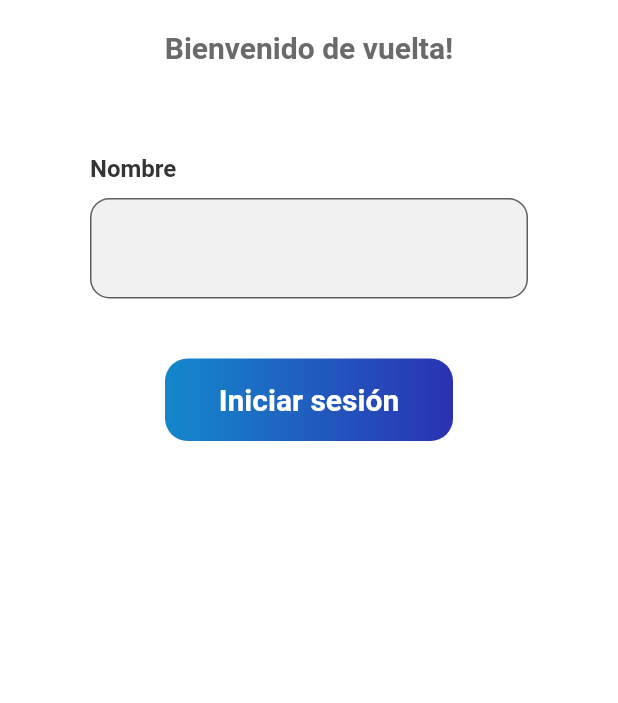
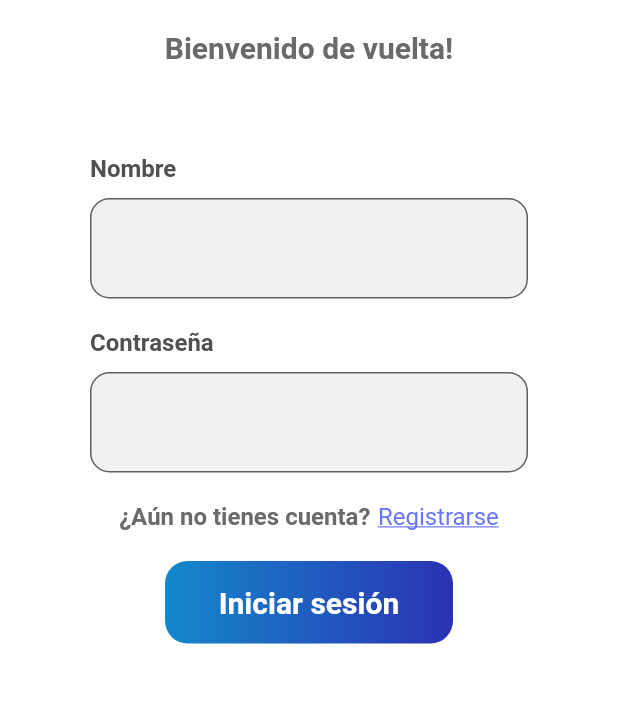
Before and after one commit to Ricarsur/ACADOCEN, a Flutter app: the screen it shows after launch, on a phone screen of 412 x 824 dp, the part 489-1192 px from its top. Run offline on Flutter 3.47's test engine with Material 2 defaults, Android fonts, the phone set to English and light mode, and no system bars; our stand-ins replace google_fonts.

Commit message:
Creation of widgets and registration page

```diff
--- a/lib/UI/pages/login.dart
+++ b/lib/UI/pages/login.dart
@@ -1,6 +1,9 @@
+import 'package:acadocen/UI/pages/register.dart';
 import 'package:flutter/material.dart';
 
 import '../widgets/background.dart';
+import '../widgets/button.dart';
+import '../widgets/textfield.dart';
 
 class Login extends StatefulWidget {
   const Login({super.key});
@@ -37,61 +40,41 @@ class _LoginState extends State<Login> {
                       child: Column(
                         crossAxisAlignment: CrossAxisAlignment.start,
                         children: [
-                          const Text(
-                            'Nombre',
-                            style: TextStyle(
-                                fontSize: 16,
-                                color: Color.fromARGB(255, 52, 52, 52),
-                                fontWeight: FontWeight.bold),
+                          const TexField(text: 'Nombre'),
+                          const SizedBox(height: 20),
+                          const TexField(text: 'Contraseña'),
+                          const SizedBox(height: 20),
+                          Row(
+                            mainAxisAlignment: MainAxisAlignment.center,
+                            children: [
+                              const Text('¿Aún no tienes cuenta?',
+                                  style: TextStyle(
+                                      fontSize: 16,
+                                      color: Color.fromARGB(255, 106, 106, 106),
+                                      fontWeight: FontWeight.bold)),
+                              Padding(
+                                  padding: const EdgeInsets.only(left: 5),
+                                  child: InkWell(
+                                    child: const Text(
+                                      'Registrarse',
+                                      style: TextStyle(
+                                          fontSize: 16,
+                                          color:
+                                              Color.fromRGBO(104, 118, 253, 1),
+                                          decoration: TextDecoration.underline),
+                                    ),
+                                    onTap: () {
+                                      Navigator.push(
+                                          context,
+                                          MaterialPageRoute(
+                                              builder: (_) =>
+                                                  const Register()));
+                                    },
+                                  )),
+                            ],
                           ),
-                          const SizedBox(height: 10),
-                          TextField(
-                            decoration: InputDecoration(
-                              filled: true,
-                              fillColor:
-                                  const Color.fromRGBO(232, 232, 232, 0.6),
-                              contentPadding: const EdgeInsets.symmetric(
-                                  vertical: 24.0, horizontal: 10),
-                              border: OutlineInputBorder(
-                                borderRadius: BorderRadius.circular(13),
-                                borderSide: const BorderSide(),
-                              ),
-                            ),
-                            style: const TextStyle(
-                              fontSize: 16,
-                            ),
-                          ),
-                          const SizedBox(height: 40),
-                          Padding(
-                            padding: const EdgeInsets.fromLTRB(50, 0, 50, 0),
-                            child: Container(
-                                height: 55,
-                                decoration: BoxDecoration(
-                                  borderRadius: BorderRadius.circular(15),
-                                  gradient: const LinearGradient(
-                                      colors: [
-                                        Color(0xFF1488CC),
-                                        Color(0xFF2B32B2),
-                                      ],
-                                      begin: FractionalOffset(0.0, 0.0),
-                                      end: FractionalOffset(1.0, 0.0),
-                                      stops: [0.0, 1.0],
-                                      tileMode: TileMode.clamp),
-                                ),
-                                child: Center(
-                                  child: MaterialButton(
-                                      minWidth: 500,
-                                      height: 56,
-                                      child: const Text(
-                                        "Iniciar sesión",
-                                        style: TextStyle(
-                                            color: Colors.white,
-                                            fontSize: 20,
-                                            fontWeight: FontWeight.bold),
-                                      ),
-                                      onPressed: () {}),
-                                )),
-                          ),
+                          const SizedBox(height: 20),
+                          const Button(text: 'Iniciar sesión'),
                         ],
                       )),
                 ],
--- /dev/null
+++ b/lib/UI/widgets/button.dart
@@ -0,0 +1,40 @@
+import 'package:flutter/material.dart';
+
+class Button extends StatelessWidget {
+  final String text;
+  const Button({super.key, required this.text});
+
+  @override
+  Widget build(BuildContext context) {
+    return Padding(
+      padding: const EdgeInsets.fromLTRB(50, 0, 50, 0),
+      child: Container(
+          height: 55,
+          decoration: BoxDecoration(
+            borderRadius: BorderRadius.circular(15),
+            gradient: const LinearGradient(
+                colors: [
+                  Color(0xFF1488CC),
+                  Color(0xFF2B32B2),
+                ],
+                begin: FractionalOffset(0.0, 0.0),
+                end: FractionalOffset(1.0, 0.0),
+                stops: [0.0, 1.0],
+                tileMode: TileMode.clamp),
+          ),
+          child: Center(
+            child: MaterialButton(
+                minWidth: 500,
+                height: 56,
+                child: Text(
+                  text,
+                  style: const TextStyle(
+                      color: Colors.white,
+                      fontSize: 20,
+                      fontWeight: FontWeight.bold),
+                ),
+                onPressed: () {}),
+          )),
+    );
+  }
+}
--- /dev/null
+++ b/lib/UI/widgets/textfield.dart
@@ -0,0 +1,40 @@
+import 'package:flutter/material.dart';
+
+class TexField extends StatelessWidget {
+  final String text;
+  const TexField({super.key, required this.text});
+
+  @override
+  Widget build(BuildContext context) {
+    return Column(
+      crossAxisAlignment: CrossAxisAlignment.start,
+      children: [
+        Text(
+          text,
+          style: const TextStyle(
+              fontSize: 16,
+              color: Color.fromARGB(255, 80, 80, 80),
+              fontWeight: FontWeight.bold),
+        ),
+        Padding(
+          padding: const EdgeInsets.only(top: 10),
+          child: TextField(
+            decoration: InputDecoration(
+              filled: true,
+              fillColor: const Color.fromRGBO(232, 232, 232, 0.6),
+              contentPadding:
+                  const EdgeInsets.symmetric(vertical: 24.0, horizontal: 10),
+              border: OutlineInputBorder(
+                borderRadius: BorderRadius.circular(13),
+                borderSide: const BorderSide(),
+              ),
+            ),
+            style: const TextStyle(
+              fontSize: 16,
+            ),
+          ),
+        ),
+      ],
+    );
+  }
+}
```
Also changed, not shown: lib/UI/pages/register.dart (added, +69 -0 lines), lib/UI/widgets/buttom.dart (deleted, +0 -21 lines), lib/UI/widgets/check_box.dart (added, +35 -0 lines), assets/images/arrow_back.png (added).
